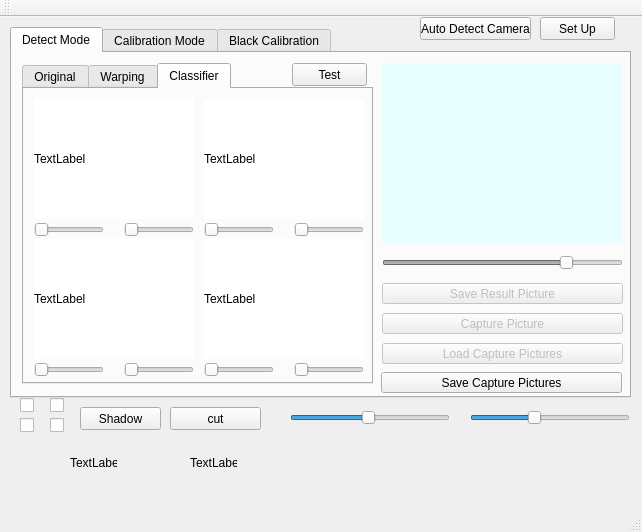
Before: the Qt Designer form mainwindow.ui in Chia-ChunHsu/MicroCapture, drawn with Qt 5.
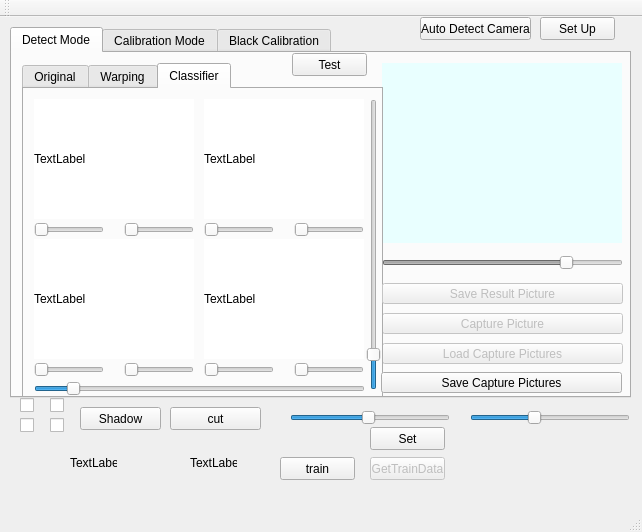
After: the same form once the commit is applied.

What changed in the file:
```diff
--- a/mainwindow.ui
+++ b/mainwindow.ui
@@ -83,8 +83,8 @@
        <rect>
         <x>10</x>
         <y>10</y>
-        <width>351</width>
-        <height>321</height>
+        <width>361</width>
+        <height>341</height>
        </rect>
       </property>
       <property name="currentIndex">
@@ -472,6 +472,44 @@
          <enum>Qt::Horizontal</enum>
         </property>
        </widget>
+       <widget class="QSlider" name="hSlider">
+        <property name="geometry">
+         <rect>
+          <x>10</x>
+          <y>290</y>
+          <width>331</width>
+          <height>19</height>
+         </rect>
+        </property>
+        <property name="pageStep">
+         <number>1</number>
+        </property>
+        <property name="value">
+         <number>10</number>
+        </property>
+        <property name="orientation">
+         <enum>Qt::Horizontal</enum>
+        </property>
+       </widget>
+       <widget class="QSlider" name="vSlider">
+        <property name="geometry">
+         <rect>
+          <x>340</x>
+          <y>10</y>
+          <width>19</width>
+          <height>291</height>
+         </rect>
+        </property>
+        <property name="pageStep">
+         <number>1</number>
+        </property>
+        <property name="value">
+         <number>10</number>
+        </property>
+        <property name="orientation">
+         <enum>Qt::Vertical</enum>
+        </property>
+       </widget>
       </widget>
      </widget>
      <widget class="QPushButton" name="saveResultButtom">
@@ -529,7 +567,7 @@
       <property name="geometry">
        <rect>
         <x>280</x>
-        <y>10</y>
+        <y>0</y>
         <width>75</width>
         <height>23</height>
        </rect>
@@ -1057,6 +1095,48 @@
      <string>TextLabel</string>
     </property>
    </widget>
+   <widget class="QPushButton" name="trainButton">
+    <property name="geometry">
+     <rect>
+      <x>280</x>
+      <y>440</y>
+      <width>75</width>
+      <height>23</height>
+     </rect>
+    </property>
+    <property name="text">
+     <string>train</string>
+    </property>
+   </widget>
+   <widget class="QPushButton" name="getDataButton">
+    <property name="enabled">
+     <bool>false</bool>
+    </property>
+    <property name="geometry">
+     <rect>
+      <x>370</x>
+      <y>440</y>
+      <width>75</width>
+      <height>23</height>
+     </rect>
+    </property>
+    <property name="text">
+     <string>GetTrainData</string>
+    </property>
+   </widget>
+   <widget class="QPushButton" name="SetButtom">
+    <property name="geometry">
+     <rect>
+      <x>370</x>
+      <y>410</y>
+      <width>75</width>
+      <height>23</height>
+     </rect>
+    </property>
+    <property name="text">
+     <string>Set</string>
+    </property>
+   </widget>
   </widget>
   <widget class="QMenuBar" name="menuBar">
    <property name="geometry">
```
Left out of the diff: 2 changed lines with no effect on the pictures.
